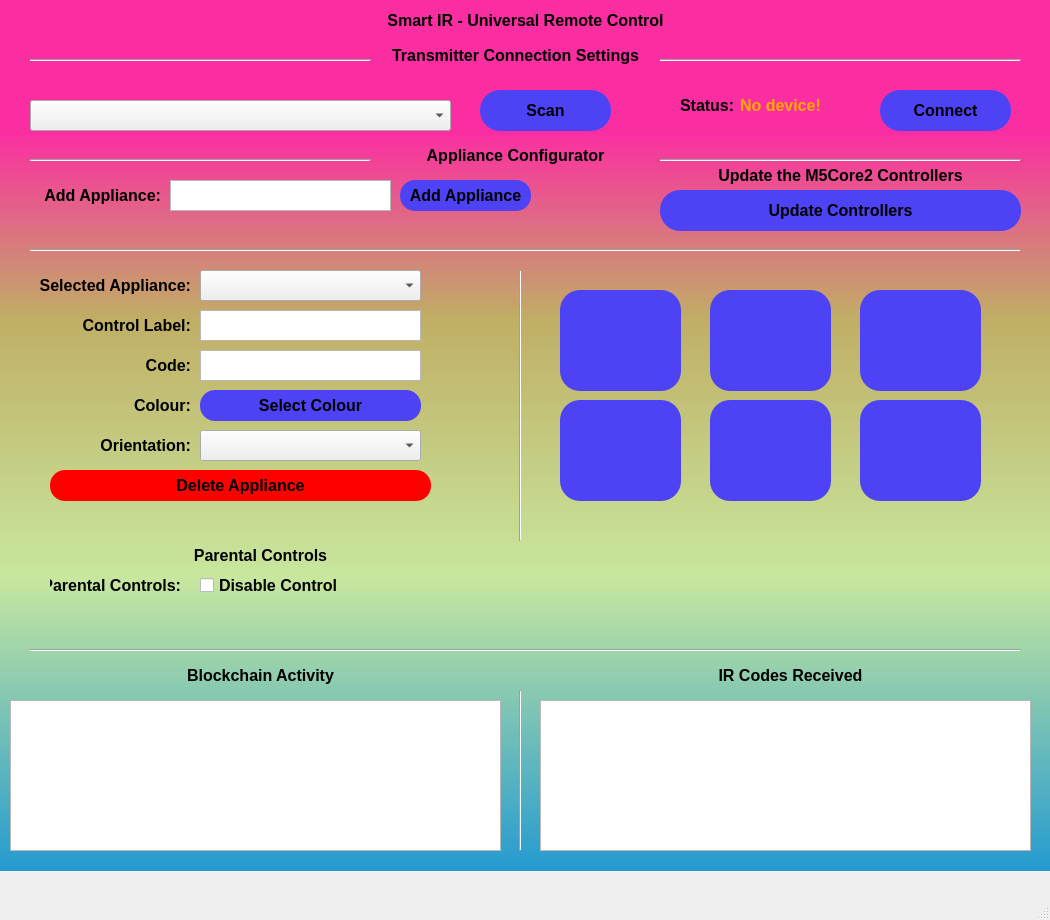
The window that pc_software/ui/mainScreenUI.ui (aburo8/ir-remote-saturn-yellow) describes before a commit, drawn with Qt 5.
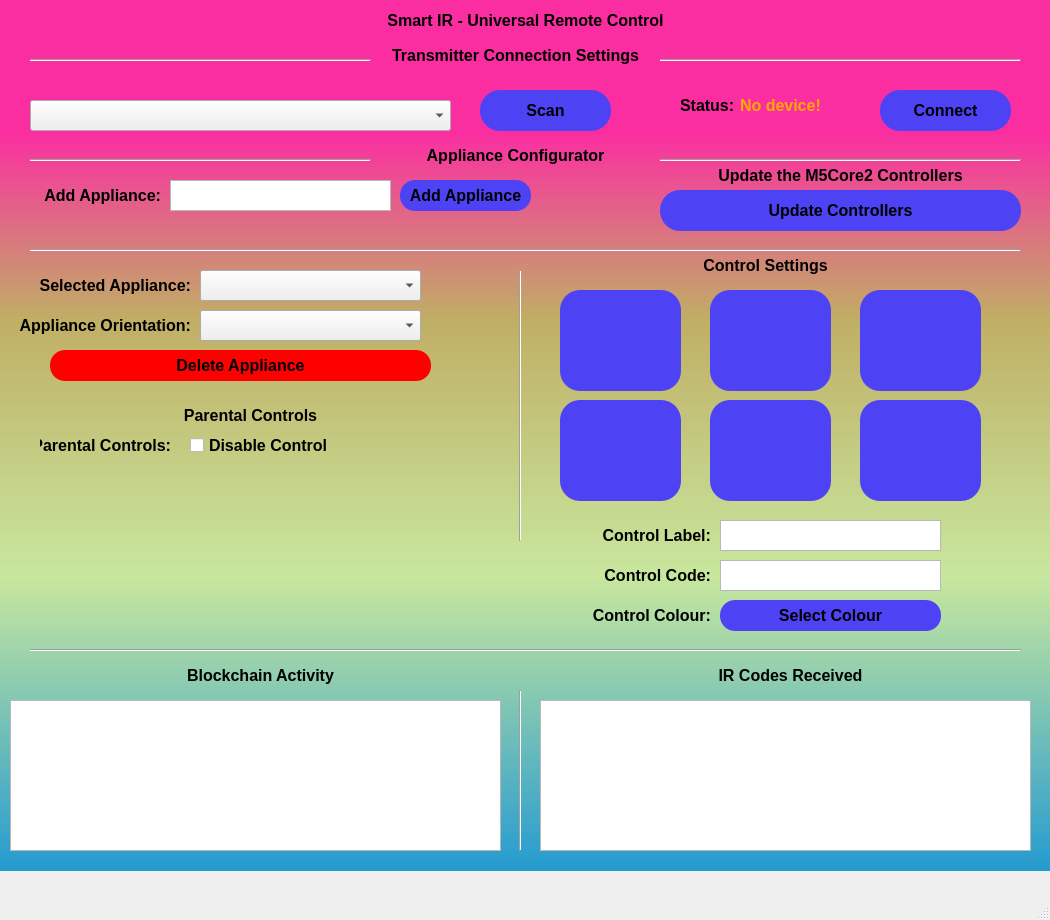
The same window after the commit.

Commit message: [GUI] Working orientation selection

Diff of the .ui file:
```diff
--- a/pc_software/ui/mainScreenUI.ui
+++ b/pc_software/ui/mainScreenUI.ui
@@ -255,8 +255,8 @@
     <widget class="QLabel" name="staticProSplit_L_5">
      <property name="geometry">
       <rect>
-       <x>60</x>
-       <y>310</y>
+       <x>580</x>
+       <y>520</y>
        <width>131</width>
        <height>31</height>
       </rect>
@@ -275,8 +275,8 @@
     <widget class="QTextEdit" name="controlLabel_t">
      <property name="geometry">
       <rect>
-       <x>200</x>
-       <y>310</y>
+       <x>720</x>
+       <y>520</y>
        <width>221</width>
        <height>31</height>
       </rect>
@@ -298,8 +298,8 @@
     <widget class="QLabel" name="staticProSplit_L_6">
      <property name="geometry">
       <rect>
-       <x>60</x>
-       <y>350</y>
+       <x>580</x>
+       <y>560</y>
        <width>131</width>
        <height>31</height>
       </rect>
@@ -309,7 +309,7 @@
 color:rgb(0,0,0);</string>
      </property>
      <property name="text">
-      <string>Code:</string>
+      <string>Control Code:</string>
      </property>
      <property name="alignment">
       <set>Qt::AlignRight|Qt::AlignTrailing|Qt::AlignVCenter</set>
@@ -318,8 +318,8 @@
     <widget class="QTextEdit" name="irCode_t">
      <property name="geometry">
       <rect>
-       <x>200</x>
-       <y>350</y>
+       <x>720</x>
+       <y>560</y>
        <width>221</width>
        <height>31</height>
       </rect>
@@ -350,8 +350,8 @@
     <widget class="QLabel" name="staticProSplit_L_7">
      <property name="geometry">
       <rect>
-       <x>60</x>
-       <y>390</y>
+       <x>580</x>
+       <y>600</y>
        <width>131</width>
        <height>31</height>
       </rect>
@@ -361,7 +361,7 @@
 color:rgb(0,0,0);</string>
      </property>
      <property name="text">
-      <string>Colour:</string>
+      <string>Control Colour:</string>
      </property>
      <property name="alignment">
       <set>Qt::AlignRight|Qt::AlignTrailing|Qt::AlignVCenter</set>
@@ -380,9 +380,9 @@
     <widget class="QLabel" name="staticProSplit_L_12">
      <property name="geometry">
       <rect>
-       <x>60</x>
-       <y>430</y>
-       <width>131</width>
+       <x>20</x>
+       <y>310</y>
+       <width>171</width>
        <height>31</height>
       </rect>
      </property>
@@ -391,7 +391,7 @@
 color:rgb(0,0,0);</string>
      </property>
      <property name="text">
-      <string>Orientation:</string>
+      <string>Appliance Orientation:</string>
      </property>
      <property name="alignment">
       <set>Qt::AlignRight|Qt::AlignTrailing|Qt::AlignVCenter</set>
@@ -401,36 +401,11 @@
      <property name="geometry">
       <rect>
        <x>200</x>
-       <y>430</y>
+       <y>310</y>
        <width>221</width>
        <height>31</height>
       </rect>
      </property>
-     <item>
-      <property name="text">
-       <string/>
-      </property>
-     </item>
-     <item>
-      <property name="text">
-       <string>Up (0 Degrees)</string>
-      </property>
-     </item>
-     <item>
-      <property name="text">
-       <string>Right (90 Degrees)</string>
-      </property>
-     </item>
-     <item>
-      <property name="text">
-       <string>Down (180 Degrees)</string>
-      </property>
-     </item>
-     <item>
-      <property name="text">
-       <string>Left (270 Degrees)</string>
-      </property>
-     </item>
     </widget>
     <widget class="Line" name="line_5">
      <property name="geometry">
@@ -614,8 +589,8 @@
     <widget class="QPushButton" name="colourSelector_b">
      <property name="geometry">
       <rect>
-       <x>200</x>
-       <y>390</y>
+       <x>720</x>
+       <y>600</y>
        <width>221</width>
        <height>31</height>
       </rect>
@@ -633,7 +608,7 @@
      <property name="geometry">
       <rect>
        <x>50</x>
-       <y>470</y>
+       <y>350</y>
        <width>381</width>
        <height>31</height>
       </rect>
@@ -811,8 +786,8 @@
     <widget class="QLabel" name="staticProSplit_L_21">
      <property name="geometry">
       <rect>
-       <x>80</x>
-       <y>540</y>
+       <x>70</x>
+       <y>400</y>
        <width>361</width>
        <height>31</height>
       </rect>
@@ -831,8 +806,8 @@
     <widget class="QLabel" name="staticProSplit_L_15">
      <property name="geometry">
       <rect>
-       <x>50</x>
-       <y>570</y>
+       <x>40</x>
+       <y>430</y>
        <width>131</width>
        <height>31</height>
       </rect>
@@ -851,8 +826,8 @@
     <widget class="QCheckBox" name="checkBox">
      <property name="geometry">
       <rect>
-       <x>200</x>
-       <y>570</y>
+       <x>190</x>
+       <y>430</y>
        <width>191</width>
        <height>31</height>
       </rect>
@@ -917,6 +892,26 @@
 &lt;p style=&quot;-qt-paragraph-type:empty; margin-top:0px; margin-bottom:0px; margin-left:0px; margin-right:0px; -qt-block-indent:0; text-indent:0px; font-size:8.25pt; font-weight:400;&quot;&gt;&lt;br /&gt;&lt;/p&gt;&lt;/body&gt;&lt;/html&gt;</string>
      </property>
     </widget>
+    <widget class="QLabel" name="staticProSplit_L_3">
+     <property name="geometry">
+      <rect>
+       <x>620</x>
+       <y>250</y>
+       <width>291</width>
+       <height>31</height>
+      </rect>
+     </property>
+     <property name="styleSheet">
+      <string notr="true">font: 75 12pt &quot;MS Shell Dlg 2&quot;;
+color:rgb(0,0,0);</string>
+     </property>
+     <property name="text">
+      <string>Control Settings</string>
+     </property>
+     <property name="alignment">
+      <set>Qt::AlignCenter</set>
+     </property>
+    </widget>
    </widget>
   </widget>
   <widget class="QMenuBar" name="File">
```
The commit also changes 2 other files.
